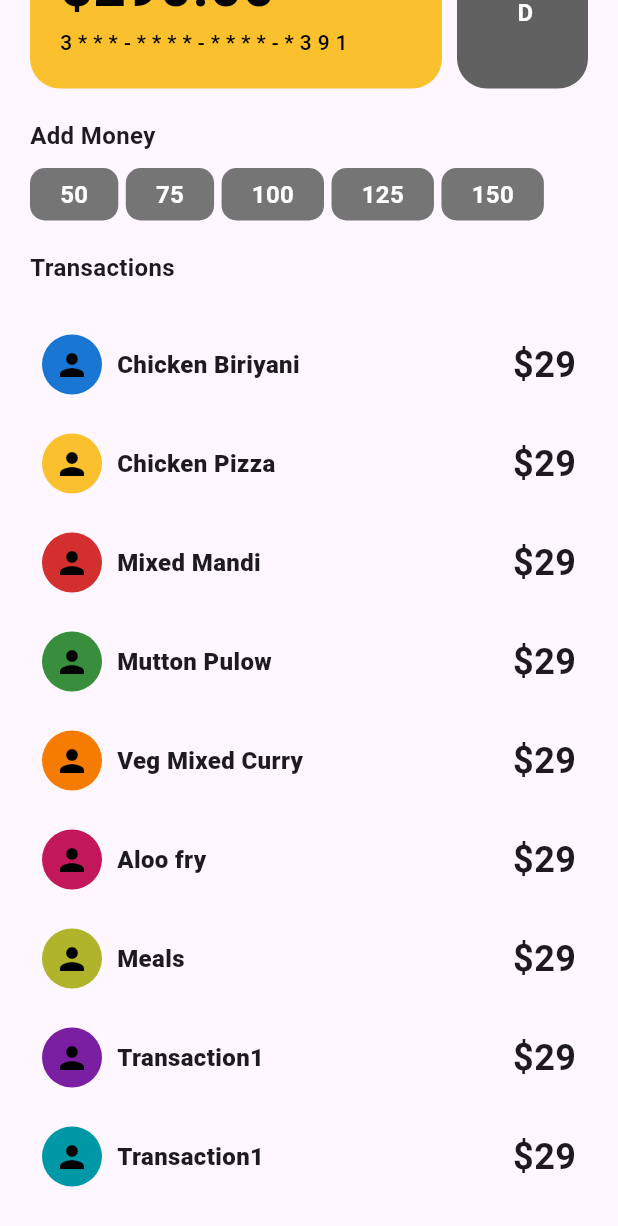
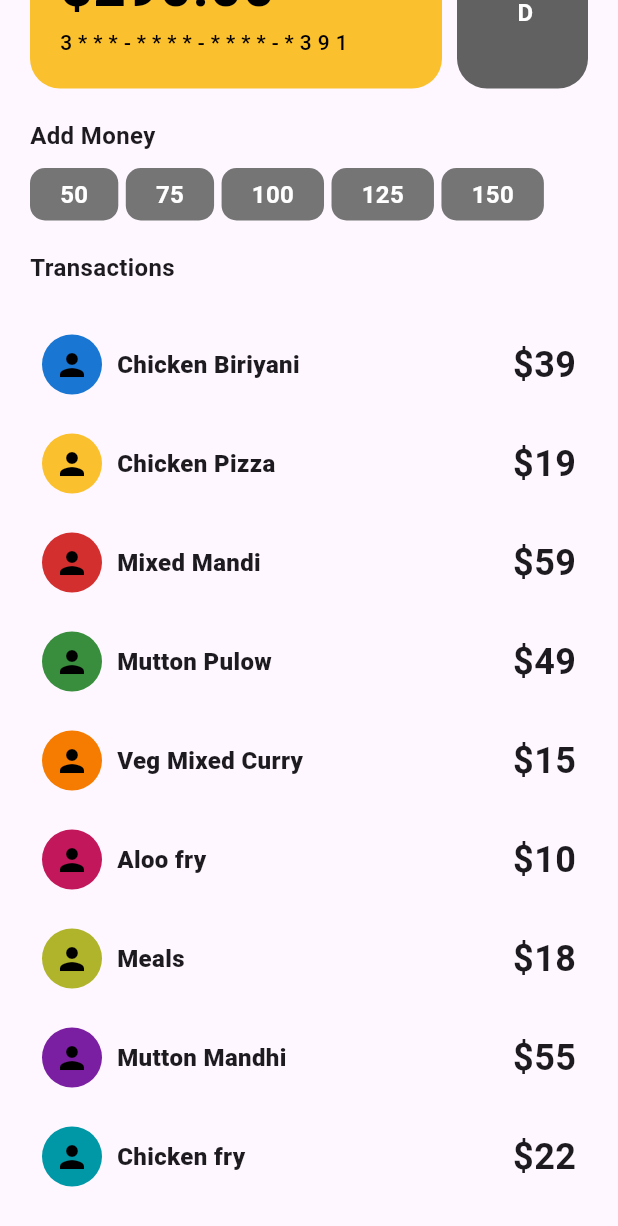
Before and after one commit to ganeshgovala/FoodApp, a Flutter app: the WalletPage screen opened directly, scrolled down 188 dp, on a phone screen of 412 x 824 dp. Shown: the top 1226 px of the screen. Run offline on Flutter 3.47's test engine with Material 3 defaults, Android fonts, the phone set to English and light mode, and no system bars; our stand-ins replace curved_navigation_bar, firebase_auth, firebase_core; accounts and stored records are empty.

Commit message:
Transaction card

```diff
--- a/foodapp/lib/pages/Wallet.dart
+++ b/foodapp/lib/pages/Wallet.dart
@@ -167,15 +167,15 @@ class _WalletPageState extends State<WalletPage> {
               SizedBox(
                 height: 20
               ),
-              TransactionCard(TransactionName: "Chicken Biriyani", price: 29, color: Colors.blue.shade700),
-              TransactionCard(TransactionName: "Chicken Pizza", price: 29, color: Colors.yellow.shade700),
-              TransactionCard(TransactionName: "Mixed Mandi", price: 29, color: Colors.red.shade700),
-              TransactionCard(TransactionName: "Mutton Pulow", price: 29, color: Colors.green.shade700),
-              TransactionCard(TransactionName: "Veg Mixed Curry", price: 29, color: Colors.orange.shade700),
-              TransactionCard(TransactionName: "Aloo fry", price: 29, color: Colors.pink.shade700),
-              TransactionCard(TransactionName: "Meals", price: 29, color: Colors.lime.shade700),
-              TransactionCard(TransactionName: "Transaction1", price: 29, color: Colors.purple.shade700),
-              TransactionCard(TransactionName: "Transaction1", price: 29, color: Colors.cyan.shade700),
+              TransactionCard(TransactionName: "Chicken Biriyani", price: 39, color: Colors.blue.shade700),
+              TransactionCard(TransactionName: "Chicken Pizza", price: 19, color: Colors.yellow.shade700),
+              TransactionCard(TransactionName: "Mixed Mandi", price: 59, color: Colors.red.shade700),
+              TransactionCard(TransactionName: "Mutton Pulow", price: 49, color: Colors.green.shade700),
+              TransactionCard(TransactionName: "Veg Mixed Curry", price: 15, color: Colors.orange.shade700),
+              TransactionCard(TransactionName: "Aloo fry", price: 10, color: Colors.pink.shade700),
+              TransactionCard(TransactionName: "Meals", price: 18, color: Colors.lime.shade700),
+              TransactionCard(TransactionName: "Mutton Mandhi", price: 55, color: Colors.purple.shade700),
+              TransactionCard(TransactionName: "Chicken fry", price: 22, color: Colors.cyan.shade700),
             ],
           ),
         ),
```
